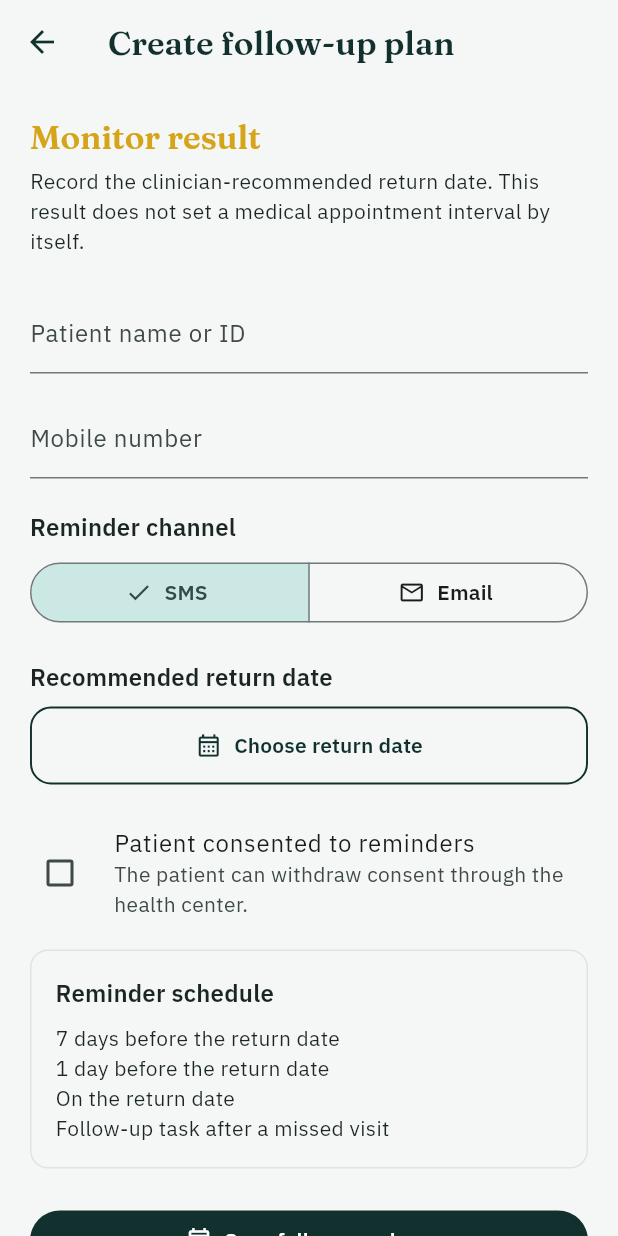
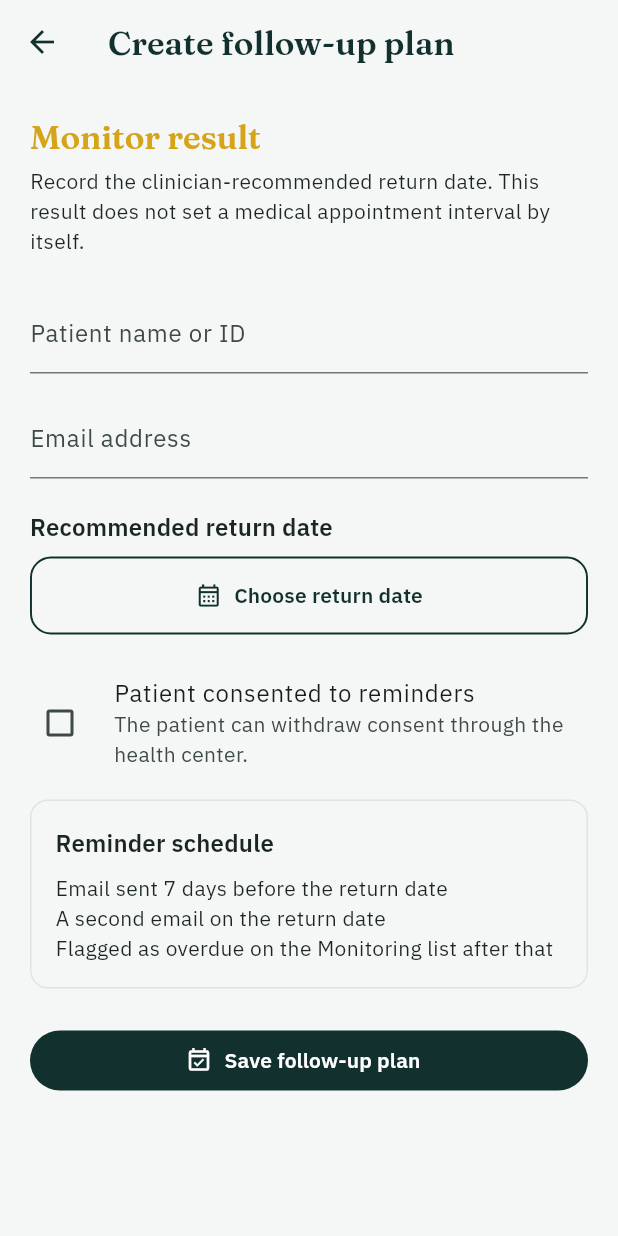
Before and after one commit to kyleverdida/Clarus_App, a Flutter app: the FollowUpScreen screen opened directly with empty values, on a phone screen of 412 x 824 dp. Run offline on Flutter 3.47's test engine with Material 3 defaults, Android fonts, the light colour scheme and no system bars; our stand-ins replace google_fonts, image_picker, pdf, printing, share_plus; missing offline and left inert: file_saver.

Commit message:
feat(follow-up): streamline email reminders and expose escalation status

```diff
--- a/clarus_app/lib/models/follow_up_plan.dart
+++ b/clarus_app/lib/models/follow_up_plan.dart
@@ -6,6 +6,7 @@ class FollowUpPlan {
   final String contactValue;
   final DateTime returnDate;
   final String status;
+  final int reminderCount;
 
   const FollowUpPlan({
     required this.followUpId,
@@ -15,6 +16,7 @@ class FollowUpPlan {
     required this.contactValue,
     required this.returnDate,
     required this.status,
+    required this.reminderCount,
   });
 
   factory FollowUpPlan.fromJson(Map<String, dynamic> json) {
@@ -26,6 +28,7 @@ class FollowUpPlan {
       contactValue: json['contact_value'] as String,
       returnDate: DateTime.parse(json['return_date'] as String),
       status: json['status'] as String,
+      reminderCount: json['reminder_count'] as int? ?? 0,
     );
   }
 }
--- a/clarus_app/lib/screens/follow_up_screen.dart
+++ b/clarus_app/lib/screens/follow_up_screen.dart
@@ -17,7 +17,6 @@ class _FollowUpScreenState extends State<FollowUpScreen> {
   final _patientIdController = TextEditingController();
   final _contactController = TextEditingController();
   DateTime? _returnDate;
-  String _contactMethod = 'SMS';
   bool _consentGiven = false;
   bool _saving = false;
 
@@ -62,7 +61,7 @@ class _FollowUpScreenState extends State<FollowUpScreen> {
       await ApiService().createFollowUpPlan(
         patientId: _patientIdController.text.trim(),
         encounterId: widget.result.encounterId,
-        contactMethod: _contactMethod,
+        contactMethod: 'Email',
         contactValue: _contactController.text.trim(),
         consentGiven: _consentGiven,
         returnDate: _returnDate!,
@@ -84,9 +83,9 @@ class _FollowUpScreenState extends State<FollowUpScreen> {
       builder: (context) => AlertDialog(
         title: const Text('Follow-up plan ready'),
         content: const Text(
-          'The patient will be reminded 7 days before, 1 day before, and on '
-          'the return date. The plan still needs to be connected to the '
-          'notification service before messages are sent.',
+          'An email will be sent 7 days before the return date and again on '
+          'the return date. The plan will then be flagged as overdue on the '
+          'Monitoring list if the visit is missed.',
         ),
         actions: [
           FilledButton(
@@ -113,7 +112,9 @@ class _FollowUpScreenState extends State<FollowUpScreen> {
         children: [
           Text(
             'Monitor result',
-            style: Theme.of(context).textTheme.headlineSmall
+            style: Theme.of(context)
+                .textTheme
+                .headlineSmall
                 ?.copyWith(color: ClarusColors.accent),
           ),
           const SizedBox(height: 6),
@@ -132,38 +133,10 @@ class _FollowUpScreenState extends State<FollowUpScreen> {
           const SizedBox(height: 16),
           TextField(
             controller: _contactController,
-            keyboardType: _contactMethod == 'SMS'
-                ? TextInputType.phone
-                : TextInputType.emailAddress,
-            decoration: InputDecoration(
-              labelText: _contactMethod == 'SMS'
-                  ? 'Mobile number'
-                  : 'Email address',
+            keyboardType: TextInputType.emailAddress,
+            decoration: const InputDecoration(
+              labelText: 'Email address',
             ),
-          ),
-          const SizedBox(height: 20),
-          Text(
-            'Reminder channel',
-            style: Theme.of(context).textTheme.titleMedium,
-          ),
-          const SizedBox(height: 8),
-          SegmentedButton<String>(
-            segments: const [
-              ButtonSegment(
-                value: 'SMS',
-                label: Text('SMS'),
-                icon: Icon(Icons.sms_outlined),
-              ),
-              ButtonSegment(
-                value: 'Email',
-                label: Text('Email'),
-                icon: Icon(Icons.email_outlined),
-              ),
-            ],
-            selected: {_contactMethod},
-            onSelectionChanged: (selection) {
-              setState(() => _contactMethod = selection.first);
-            },
           ),
           const SizedBox(height: 20),
           Text(
@@ -204,10 +177,11 @@ class _FollowUpScreenState extends State<FollowUpScreen> {
                   style: Theme.of(context).textTheme.titleMedium,
                 ),
                 const SizedBox(height: 8),
-                const Text('7 days before the return date'),
-                const Text('1 day before the return date'),
-                const Text('On the return date'),
-                const Text('Follow-up task after a missed visit'),
+                const Text('Email sent 7 days before the return date'),
+                const Text('A second email on the return date'),
+                const Text(
+                  'Flagged as overdue on the Monitoring list after that',
+                ),
               ],
             ),
           ),
--- a/clarus_app/lib/screens/monitoring_screen.dart
+++ b/clarus_app/lib/screens/monitoring_screen.dart
@@ -58,8 +58,7 @@ class _MonitoringScreenState extends State<MonitoringScreen> {
           final filteredPlans = plans.where((plan) {
             final matchesSearch =
                 query.isEmpty || plan.patientId.toLowerCase().contains(query);
-            final matchesStatus =
-                _statusFilter == 'All' ||
+            final matchesStatus = _statusFilter == 'All' ||
                 plan.status == _statusFilter.toLowerCase();
             return matchesSearch && matchesStatus;
           }).toList();
@@ -200,11 +199,7 @@ class _PlanTile extends StatelessWidget {
               const SizedBox(width: 8),
               Text('Return ${_formatDate(plan.returnDate)}'),
               const Spacer(),
-              Icon(
-                plan.contactMethod == 'SMS'
-                    ? Icons.sms_outlined
-                    : Icons.email_outlined,
-              ),
+              const Icon(Icons.email_outlined),
               const SizedBox(width: 4),
               Text(plan.contactMethod),
             ],
@@ -212,7 +207,8 @@ class _PlanTile extends StatelessWidget {
           const SizedBox(height: 8),
           Text(
             plan.status == 'overdue'
-                ? 'Needs follow-up action'
+                ? 'Needs follow-up action - ${plan.reminderCount} '
+                    'reminder${plan.reminderCount == 1 ? '' : 's'} sent'
                 : 'Reminder scheduled',
             style: Theme.of(context).textTheme.bodySmall,
           ),
@@ -233,10 +229,8 @@ class _PlanTile extends StatelessWidget {
                     if (date != null) {
                       try {
                         await ApiService().updateFollowUpPlan(plan.followUpId, {
-                          'return_date': date
-                              .toIso8601String()
-                              .split('T')
-                              .first,
+                          'return_date':
+                              date.toIso8601String().split('T').first,
                         });
                         await onChanged();
                         if (context.mounted) {
```
